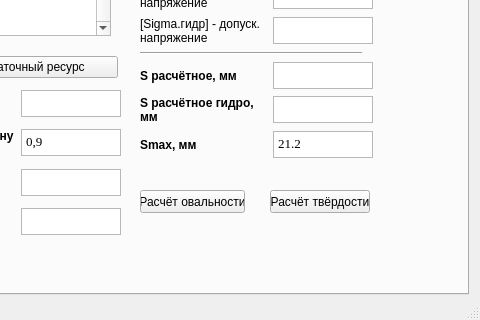
This is zakl_interface_v5-1_test.ui in bordaregos/Voskresensk_ballons as Qt 5 draws it before an edit; both pictures show x 142 to 622 and y 266 to 586 of the 622 by 586 pixel window. The edited form follows.
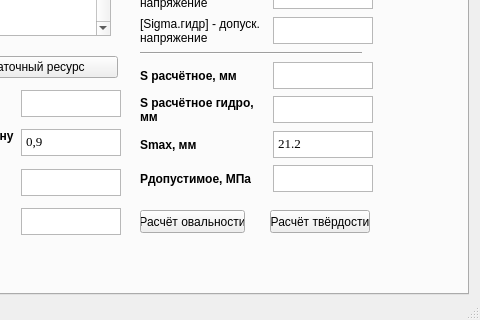
This is the edited form. The open tabs and pages were chosen to show the change.

```diff
--- a/zakl_interface_v5-1_test.ui
+++ b/zakl_interface_v5-1_test.ui
@@ -1774,7 +1774,7 @@
         <x>270</x>
         <y>10</y>
         <width>233</width>
-        <height>381</height>
+        <height>416</height>
        </rect>
       </property>
       <layout class="QGridLayout" name="gridLayout">
@@ -2321,6 +2321,59 @@
          </property>
         </widget>
        </item>
+       <item row="12" column="1">
+        <widget class="QPlainTextEdit" name="p_dop">
+         <property name="minimumSize">
+          <size>
+           <width>100</width>
+           <height>27</height>
+          </size>
+         </property>
+         <property name="maximumSize">
+          <size>
+           <width>100</width>
+           <height>27</height>
+          </size>
+         </property>
+         <property name="font">
+          <font>
+           <family>Times New Roman</family>
+           <pointsize>10</pointsize>
+          </font>
+         </property>
+         <property name="layoutDirection">
+          <enum>Qt::LeftToRight</enum>
+         </property>
+         <property name="plainText">
+          <string/>
+         </property>
+         <property name="overwriteMode">
+          <bool>false</bool>
+         </property>
+         <property name="placeholderText">
+          <string>MPa</string>
+         </property>
+        </widget>
+       </item>
+       <item row="12" column="0">
+        <widget class="QLabel" name="label_17">
+         <property name="font">
+          <font>
+           <weight>75</weight>
+           <bold>true</bold>
+          </font>
+         </property>
+         <property name="cursor">
+          <cursorShape>ArrowCursor</cursorShape>
+         </property>
+         <property name="text">
+          <string>Pдопустимое, МПа</string>
+         </property>
+         <property name="wordWrap">
+          <bool>true</bool>
+         </property>
+        </widget>
+       </item>
       </layout>
      </widget>
      <widget class="QWidget" name="layoutWidget">
@@ -2570,7 +2623,7 @@
       <property name="geometry">
        <rect>
         <x>270</x>
-        <y>420</y>
+        <y>440</y>
         <width>105</width>
         <height>23</height>
        </rect>
@@ -2583,7 +2636,7 @@
       <property name="geometry">
        <rect>
         <x>400</x>
-        <y>420</y>
+        <y>440</y>
         <width>100</width>
         <height>23</height>
        </rect>
```
Left out of the diff: 448 changed lines with no effect on the pictures.
